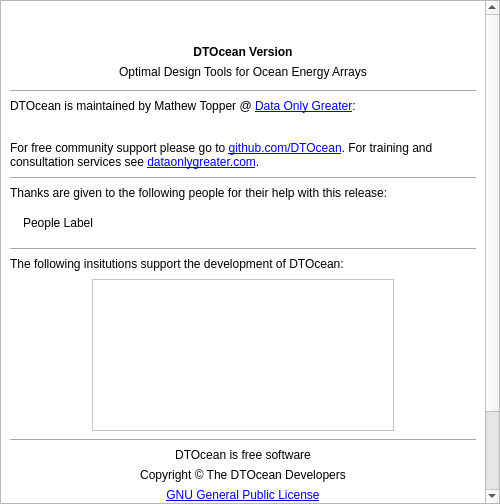
Old version of the form designer/high/about.ui in the repository DTOcean/dtocean-app.
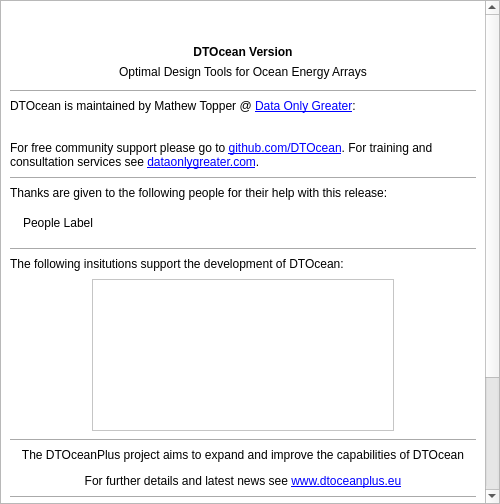
New version of the form. Icons and pictures are not drawn.

Commit message: Switch branding from old DTOcean style to DTOceanPlus style

The edit to the form file:
```diff
--- a/designer/high/about.ui
+++ b/designer/high/about.ui
@@ -393,6 +393,50 @@
          </property>
         </widget>
        </item>
+       <item>
+        <widget class="QLabel" name="DTOceanPlusLabel">
+         <property name="styleSheet">
+          <string notr="true">QMenu::item{
+  background-color: rgb(255, 255, 255);
+  color:  rgb(0, 0, 0);
+ }
+QMenu::item:selected{
+  background-color: rgb(252, 124, 1);
+  color:  rgb(0, 0, 0);
+}</string>
+         </property>
+         <property name="text">
+          <string>&lt;p&gt;The DTOceanPlus project aims to expand and improve the capabilities of DTOcean&lt;p&gt;
+&lt;p&gt; For further details and latest news see &lt;a href='https://www.dtoceanplus.eu'&gt;www.dtoceanplus.eu&lt;/a&gt;</string>
+         </property>
+         <property name="alignment">
+          <set>Qt::AlignCenter</set>
+         </property>
+         <property name="openExternalLinks">
+          <bool>true</bool>
+         </property>
+        </widget>
+       </item>
+       <item>
+        <spacer name="verticalSpacer_9">
+         <property name="orientation">
+          <enum>Qt::Vertical</enum>
+         </property>
+         <property name="sizeHint" stdset="0">
+          <size>
+           <width>20</width>
+           <height>2</height>
+          </size>
+         </property>
+        </spacer>
+       </item>
+       <item>
+        <widget class="Line" name="line_4">
+         <property name="orientation">
+          <enum>Qt::Horizontal</enum>
+         </property>
+        </widget>
+       </item>
        <item>
         <widget class="QLabel" name="freeSoftwareLabel">
          <property name="font">
```
Left out of the diff: 5 changed lines with no effect on the pictures. The commit also changes 11 other files.
